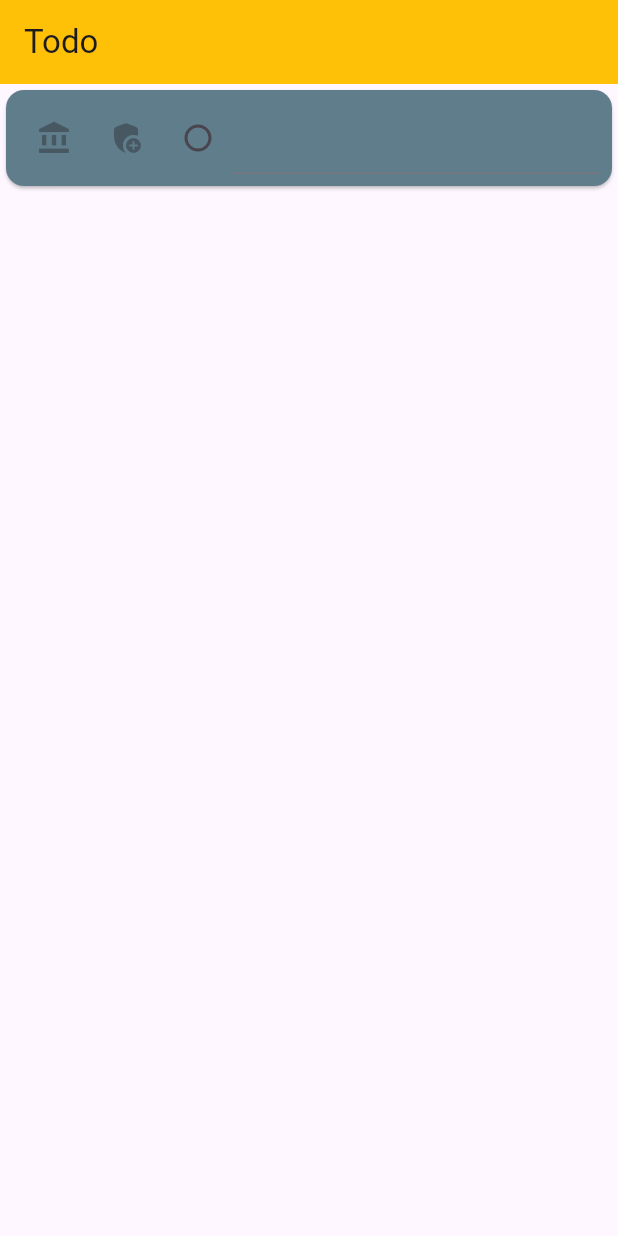
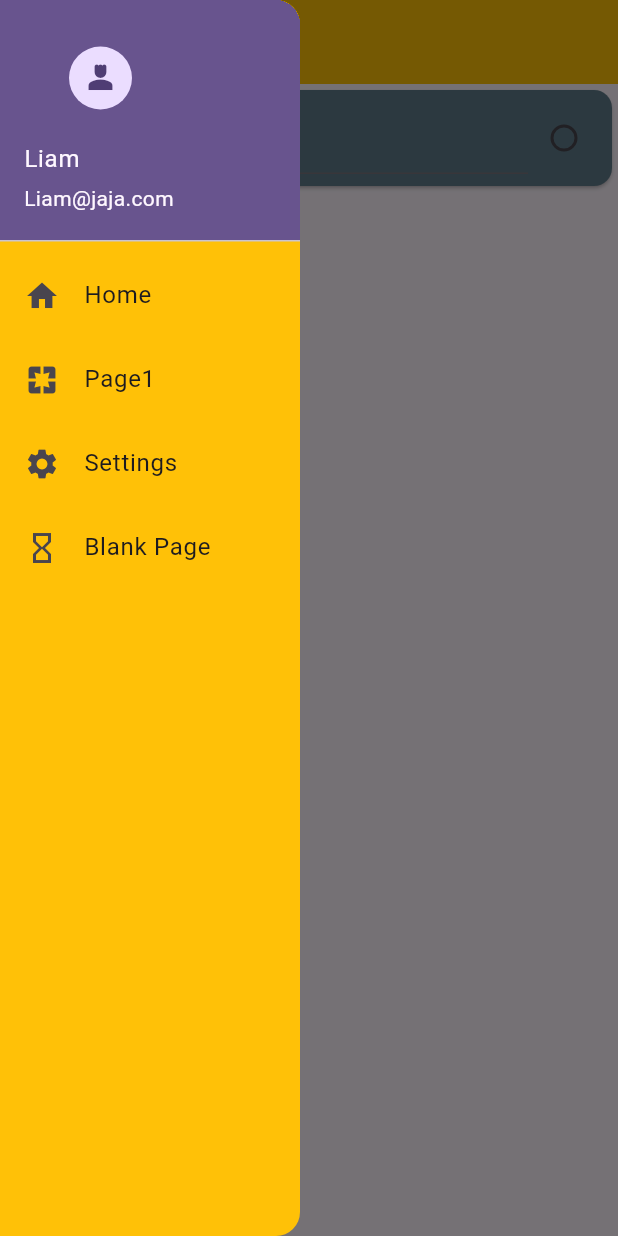
Before and after one commit to Ldotus/naviandroute, a Flutter app: the Todo screen opened by its route, with the side drawer open (before the commit the screen has no drawer), on a phone screen of 412 x 824 dp. Run offline on Flutter 3.47's test engine with Material 2 defaults, Android fonts, the light colour scheme and no system bars; our stand-ins replace go_router, introduction_screen, shared_preferences; accounts and stored records are empty.

Commit message:
Created custom drawer which routing linked

```diff
--- a/lib/Pages/Introscreen/ListPageViewlModel.dart
+++ b/lib/Pages/Introscreen/ListPageViewlModel.dart
@@ -1,8 +1,6 @@
 import 'package:flutter/material.dart';
 import 'package:introduction_screen/introduction_screen.dart';
 import 'package:naviandroute/Pages/LoginPage.dart';
-import 'package:naviandroute/Storage/PersistentMem.dart';
-import 'package:naviandroute/main.dart';
 
 // Model class to represent list items
 @immutable
@@ -20,6 +18,8 @@ class listView {
 
 // ListPageViewModel class to build an introduction screen
 class ListPageViewModel extends StatefulWidget {
+  const ListPageViewModel({super.key});
+
   @override
   _ListPageViewModelState createState() => _ListPageViewModelState();
 }
--- /dev/null
+++ b/lib/Pages/Music/MusicPlayer.dart
@@ -0,0 +1,5 @@
+//TODO: Implement Music player class
+//Using audio editing packages
+//advanced audio trimming
+/*Scaffold
+*/
--- a/lib/Pages/Page1.dart
+++ b/lib/Pages/Page1.dart
@@ -1,4 +1,5 @@
 import 'package:flutter/material.dart';
+import 'package:naviandroute/widgets/CustomDrawer.dart';
 
 class Page1 extends StatefulWidget {
   const Page1({Key? key}) : super(key: key);
@@ -49,6 +50,7 @@ class _Page1State extends State<Page1> {
           ),
         ),
       ),
+      drawer: const CustomDrawer(),
     );
   }
 }
--- a/lib/Pages/Settings.dart
+++ b/lib/Pages/Settings.dart
@@ -1,4 +1,5 @@
 import 'package:flutter/material.dart';
+import 'package:naviandroute/widgets/CustomDrawer.dart';
 import 'package:naviandroute/widgets/redirectButton.dart';
 import 'dart:core';
 
@@ -44,6 +45,7 @@ class _SettingsState extends State<Settings> {
           )
         ],
       ),
+      drawer: const CustomDrawer(),
     );
   }
 }
--- a/lib/Pages/Todo.dart
+++ b/lib/Pages/Todo.dart
@@ -1,4 +1,7 @@
 import 'package:flutter/material.dart';
+import 'package:go_router/go_router.dart';
+
+import '../widgets/CustomDrawer.dart';
 
 class Todo extends StatefulWidget {
   const Todo({Key? key}) : super(key: key);
@@ -29,18 +32,19 @@ class _TodoState extends State<Todo> {
                 onPressed: null,
                 icon: Icon(Icons.add_moderator_rounded),
               ),
+              const Expanded(
+                child: TextField(),
+              ),
               Radio(
                 value: false,
                 groupValue: true,
                 onChanged: (value) => true,
               ),
-              const Expanded(
-                child: TextField(),
-              ),
             ],
           ),
         ),
       ),
+      drawer: const CustomDrawer(),
     );
   }
 }
--- a/lib/main.dart
+++ b/lib/main.dart
@@ -1,12 +1,10 @@
 import 'package:flutter/material.dart';
 import 'package:go_router/go_router.dart';
-import 'package:naviandroute/Pages/Introscreen/ListPageViewlModel.dart';
 import 'package:naviandroute/Pages/Page1.dart';
-import 'package:naviandroute/Pages/Routes.dart';
 import 'package:naviandroute/Pages/Settings.dart';
-import 'package:naviandroute/widgets/redirectButton.dart';
 import 'Pages/LoginPage.dart';
 import 'Pages/Todo.dart';
+import 'Pages/User/Profile.dart';
 
 void main() {
   runApp(MyApp());
@@ -33,8 +31,18 @@ class MyApp extends StatelessWidget {
 
 //Create a GoRouter config to store all the paths in and set initial path
   final GoRouter _router = GoRouter(initialLocation: "/LoginPage", routes: [
-    GoRoute(path: "/", builder: (context, state) => const Todo()),
+    GoRoute(
+        path: "/",
+        builder: (context, state) => const Profile(
+              name: "Ldot",
+            )),
     GoRoute(path: "/LoginPage", builder: (context, state) => const LoginPage()),
     GoRoute(path: "/Todo", builder: (context, state) => const Todo()),
+    GoRoute(path: "/Page1", builder: (context, state) => const Page1()),
+    GoRoute(
+        path: "/Settings",
+        builder: (context, state) => const Settings(
+              title: "Settings payuj",
+            )),
   ]);
 }
--- /dev/null
+++ b/lib/widgets/CustomDrawer.dart
@@ -0,0 +1,58 @@
+import 'package:flutter/material.dart';
+import 'package:go_router/go_router.dart';
+
+class CustomDrawer extends StatelessWidget {
+  const CustomDrawer({super.key});
+  final String name = "Liam";
+
+  @override
+  Widget build(BuildContext context) {
+    String email = "$name@jaja.com";
+    return Drawer(
+      backgroundColor: Colors.amber,
+      width: 200,
+      child: ListView(
+        padding: EdgeInsets.zero,
+        children: <Widget>[
+          UserAccountsDrawerHeader(
+              accountName: Text(name),
+              accountEmail: Text(email),
+              currentAccountPicture: const Padding(
+                padding: EdgeInsets.fromLTRB(30, 0, 0, 0),
+                child: CircleAvatar(
+                  child: Icon(Icons.person_4),
+                ),
+              )),
+          ListTile(
+            leading: const Icon(Icons.home),
+            title: const Text("Home"),
+            onTap: () {
+              GoRouter.of(context).go("/");
+            },
+          ),
+          ListTile(
+            leading: const Icon(Icons.pages),
+            title: const Text("Page1"),
+            onTap: () {
+              GoRouter.of(context).go("/Page1");
+            },
+          ),
+          ListTile(
+            leading: const Icon(Icons.settings),
+            title: const Text("Settings"),
+            onTap: () {
+              GoRouter.of(context).go("/Settings");
+            },
+          ),
+          ListTile(
+            leading: const Icon(Icons.hourglass_empty),
+            title: const Text("Blank Page"),
+            onTap: () {
+              GoRouter.of(context).go("/Page1");
+            },
+          ),
+        ],
+      ),
+    );
+  }
+}
--- a/lib/widgets/RedirectButton.dart
+++ b/lib/widgets/RedirectButton.dart
@@ -1,6 +1,4 @@
 import 'package:flutter/material.dart';
-import 'package:naviandroute/Pages/Todo.dart';
-import 'package:naviandroute/Pages/Routes.dart';
 import 'package:naviandroute/Pages/Settings.dart';
 
 class RedirectButton extends StatefulWidget {
@@ -27,7 +25,7 @@ class _RedirectButtonState extends State<RedirectButton> {
       },
       style: ButtonStyle(
           backgroundColor: MaterialStateProperty.all<Color>(Colors.green)),
-      child: Text(''),
+      child: const Text(''),
     );
   }
 }
```
Also changed, not shown: lib/Pages/LoginPage.dart (+6 -5 lines), lib/Pages/User/Profile.dart (added, +24 -0 lines).
